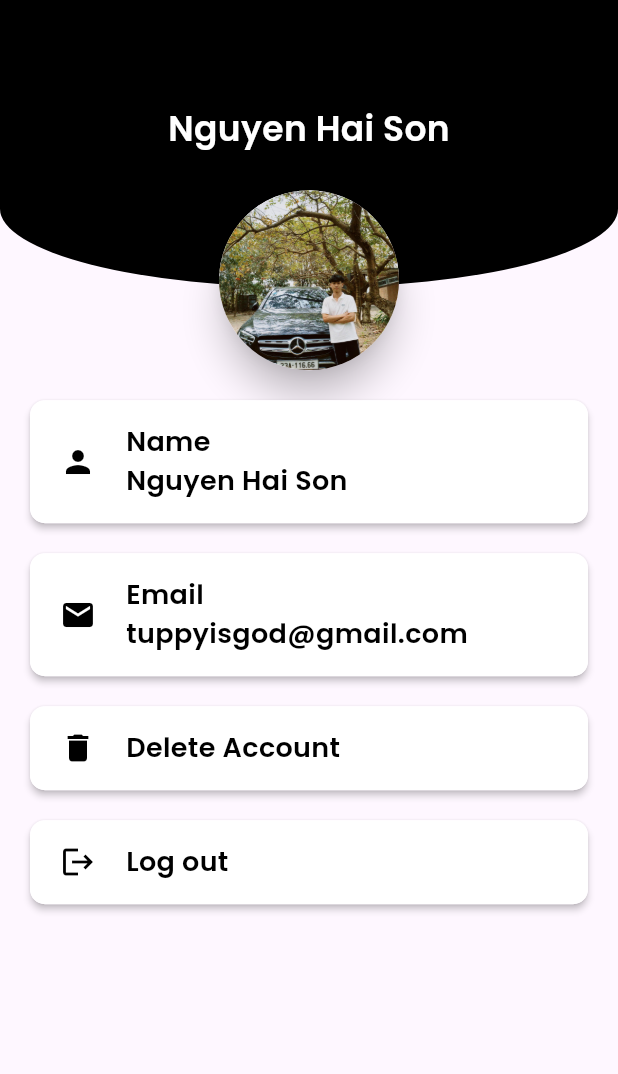
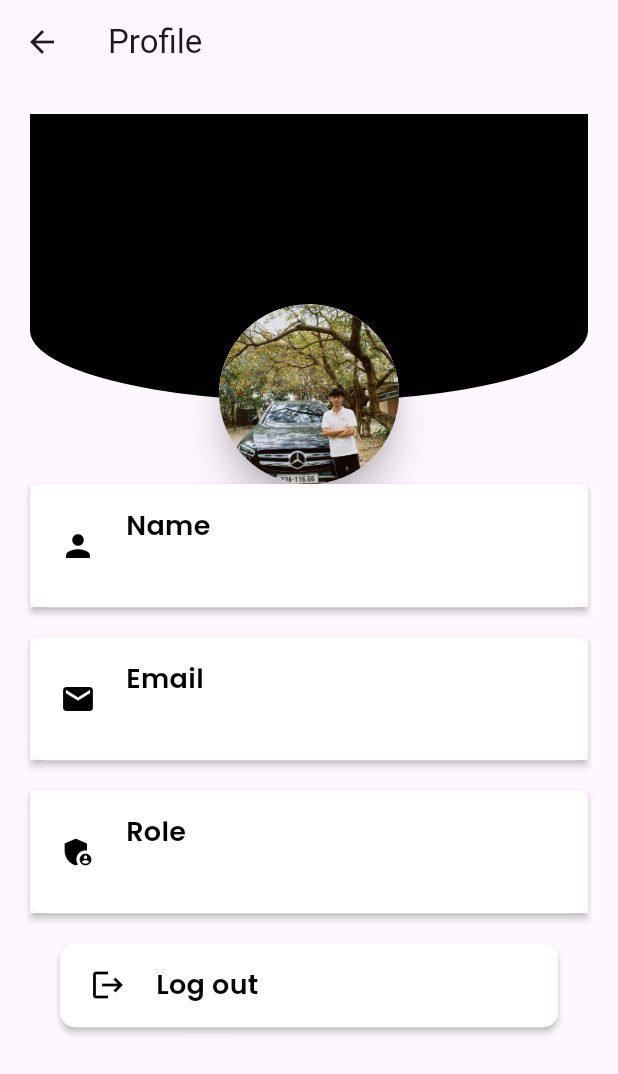
Before and after one commit to lilMatthew/MobileProjectBanking, a Flutter app: the screen it shows after launch, after a tap on "Account", on a phone screen of 412 x 824 dp. Shown: the top 1074 px of the screen. Run offline on Flutter 3.47's test engine with Material 3 defaults, Android fonts, the light colour scheme and no system bars; our stand-ins replace animated_splash_screen, cloud_firestore, curved_navigation_bar, firebase_auth, firebase_core, firebase_storage and 4 more; missing offline and left inert: dart:js_interop; accounts and stored records are empty.

Commit message:
Profile lay data tu FireCloud Store

```diff
--- a/lib/main.dart
+++ b/lib/main.dart
@@ -4,6 +4,8 @@ import 'package:flutter/material.dart';
 import 'package:flutter_application_1/screen/bottomnav.dart';
 import 'package:flutter_dotenv/flutter_dotenv.dart';
 import 'package:flutter_application_1/screen/splash_screen.dart';
+import 'package:firebase_core/firebase_core.dart';
+import 'package:cloud_firestore/cloud_firestore.dart';
 
 // import 'screen/inventory_screen.dart';
 // import 'screen/daily_check_screen.dart';
--- a/lib/screen/profile_screen.dart
+++ b/lib/screen/profile_screen.dart
@@ -1,5 +1,8 @@
+
+import 'package:cloud_firestore/cloud_firestore.dart';
+import 'package:firebase_auth/firebase_auth.dart';
 import 'package:flutter/material.dart';
-import 'package:flutter/widgets.dart';
+import 'package:flutter_application_1/screen/login.dart';
 
 class Profile extends StatefulWidget {
   const Profile({super.key});
@@ -9,31 +12,92 @@ class Profile extends StatefulWidget {
 }
 
 class _ProfileState extends State<Profile> {
+  TextEditingController nameController = TextEditingController();
+  TextEditingController emailController = TextEditingController();
+  TextEditingController roleController = TextEditingController();
+  bool _isMounted = false;
+
+  @override
+  void initState() {
+    super.initState();
+    _isMounted = true;
+    fetchProfileData();
+  }
+
+  @override
+  void dispose() {
+    _isMounted = false;
+    nameController.dispose();
+    emailController.dispose();
+    roleController.dispose();
+    super.dispose();
+  }
+
+  Future<void> fetchProfileData() async {
+    User? user = FirebaseAuth.instance.currentUser;
+
+    if (user != null) {
+      String userId = user.uid;
+
+      DocumentSnapshot userDoc = await FirebaseFirestore.instance.collection('Staff').doc('DbrsUKIhC9qaYHtBRXAe').get();
+
+      if (userDoc.exists) {
+        setState(() {
+          nameController.text = userDoc['name'];
+          emailController.text = userDoc['email'];
+          roleController.text = userDoc['role'];
+        });
+      }
+    }
+  }
+
+  Future<void> saveProfile() async {
+    String name = nameController.text;
+    String email = emailController.text;
+    String role = roleController.text;
+
+    if (name.isNotEmpty && email.isNotEmpty && role.isNotEmpty) {
+      User? user = FirebaseAuth.instance.currentUser;
+
+      if (user != null) {
+        String userId = user.uid;
+
+        await FirebaseFirestore.instance.collection('Staff').doc('DbrsUKIhC9qaYHtBRXAe').update({
+          'name': name,
+          'email': email,
+          'role': role,
+        });
+      }
+    }
+  }
+
   @override
   Widget build(BuildContext context) {
     return Scaffold(
+      appBar: AppBar(
+        title: Text('Profile'),
+      ),
       body: SingleChildScrollView(
         child: Container(
+          margin: EdgeInsets.all(20.0),
           child: Column(
             children: [
               Stack(
                 children: [
                   Container(
-                    padding:
-                        EdgeInsets.only(top: 45.0, left: 20.0, right: 20.0),
+                    padding: EdgeInsets.only(top: 45.0, left: 20.0, right: 20.0),
                     height: MediaQuery.of(context).size.height / 4.3,
                     width: MediaQuery.of(context).size.width,
                     decoration: BoxDecoration(
                       color: Colors.black,
                       borderRadius: BorderRadius.vertical(
-                          bottom: Radius.elliptical(
-                              MediaQuery.of(context).size.width, 105.0),
-                        )),
+                        bottom: Radius.elliptical(MediaQuery.of(context).size.width, 105.0),
+                      ),
+                    ),
                   ),
                   Center(
                     child: Container(
-                      margin: EdgeInsets.only(
-                          top: MediaQuery.of(context).size.height / 6.5),
+                      margin: EdgeInsets.only(top: MediaQuery.of(context).size.height / 6.5),
                       child: Material(
                         elevation: 10.0,
                         borderRadius: BorderRadius.circular(60),
@@ -49,38 +113,12 @@ class _ProfileState extends State<Profile> {
                       ),
                     ),
                   ),
-                  Center(
-                    child: Padding(
-                      padding: EdgeInsets.only(
-                        top: 70.0,
-                      ),
-                      child: Row(
-                        mainAxisAlignment: MainAxisAlignment.center,
-                        children: [
-                          Text(
-                            "Nguyen Hai Son",
-                            style: TextStyle(
-                              color: Colors.white,
-                              fontSize: 23.0,
-                              fontWeight: FontWeight.bold,
-                              fontFamily: 'Poppins',
-                            ),
-                          ),
                 ],
               ),
-                    ),
-                  )
-                ],
-              ),
-              SizedBox(height: 20.0),
-              Container(
-                margin: EdgeInsets.symmetric(horizontal: 20.0),
-                child: Material(
-                  borderRadius: BorderRadius.circular(10.0),
+              Material(
                 elevation: 2.0,
                 child: Container(
-                    padding:
-                        EdgeInsets.symmetric(vertical: 15.0, horizontal: 20.0),
+                  padding: EdgeInsets.symmetric(vertical: 15.0, horizontal: 20.0),
                   decoration: BoxDecoration(
                     color: Colors.white,
                     borderRadius: BorderRadius.circular(10.0),
@@ -105,30 +143,25 @@ class _ProfileState extends State<Profile> {
                             ),
                           ),
                           Text(
-                              "Nguyen Hai Son",
+                            nameController.text,
                             style: TextStyle(
                               color: Colors.black,
                               fontSize: 18.0,
                               fontWeight: FontWeight.w500,
                               fontFamily: 'Poppins',
                             ),
-                            )
+                          ),
                         ],
-                        )
+                      ),
                     ],
                   ),
                 ),
               ),
-              ),
               SizedBox(height: 20.0),
-              Container(
-                margin: EdgeInsets.symmetric(horizontal: 20.0),
-                child: Material(
-                  borderRadius: BorderRadius.circular(10.0),
+              Material(
                 elevation: 2.0,
                 child: Container(
-                    padding:
-                        EdgeInsets.symmetric(vertical: 15.0, horizontal: 20.0),
+                  padding: EdgeInsets.symmetric(vertical: 15.0, horizontal: 20.0),
                   decoration: BoxDecoration(
                     color: Colors.white,
                     borderRadius: BorderRadius.circular(10.0),
@@ -153,46 +186,7 @@ class _ProfileState extends State<Profile> {
                             ),
                           ),
                           Text(
-                              "tuppyisgod@gmail.com",
-                              style: TextStyle(
-                                color: Colors.black,
-                                fontSize: 18.0,
-                                fontWeight: FontWeight.w500,
-                                fontFamily: 'Poppins',
-                              ),
-                            )
-                          ],
-                        )
-                      ],
-                    ),
-                  ),
-                ),
-              ),
-              SizedBox(height: 20.0),
-              Container(
-                margin: EdgeInsets.symmetric(horizontal: 20.0),
-                child: Material(
-                  borderRadius: BorderRadius.circular(10.0),
-                  elevation: 2.0,
-                  child: Container(
-                    padding:
-                        EdgeInsets.symmetric(vertical: 15.0, horizontal: 20.0),
-                    decoration: BoxDecoration(
-                      color: Colors.white,
-                      borderRadius: BorderRadius.circular(10.0),
-                    ),
-                    child: Row(
-                      children: [
-                        Icon(
-                          Icons.delete,
-                          color: Colors.black,
-                        ),
-                        SizedBox(width: 20.0),
-                        Column(
-                          crossAxisAlignment: CrossAxisAlignment.start,
-                          children: [
-                            Text(
-                              "Delete Account",
+                            emailController.text,
                             style: TextStyle(
                               color: Colors.black,
                               fontSize: 18.0,
@@ -201,21 +195,69 @@ class _ProfileState extends State<Profile> {
                             ),
                           ),
                         ],
-                        )
+                      ),
                     ],
                   ),
                 ),
               ),
+              SizedBox(height: 20.0),
+              Material(
+                elevation: 2.0,
+                child: Container(
+                  padding: EdgeInsets.symmetric(vertical: 15.0, horizontal: 20.0),
+                  decoration: BoxDecoration(
+                    color: Colors.white,
+                    borderRadius: BorderRadius.circular(10.0),
+                  ),
+                  child: Row(
+                    children: [
+                      Icon(
+                        Icons.admin_panel_settings,
+                        color: Colors.black,
+                      ),
+                      SizedBox(width: 20.0),
+                      Column(
+                        crossAxisAlignment: CrossAxisAlignment.start,
+                        children: [
+                          Text(
+                            "Role",
+                            style: TextStyle(
+                              color: Colors.black,
+                              fontSize: 18.0,
+                              fontWeight: FontWeight.w500,
+                              fontFamily: 'Poppins',
+                            ),
+                          ),
+                          Text(
+                            roleController.text,
+                            style: TextStyle(
+                              color: Colors.black,
+                              fontSize: 18.0,
+                              fontWeight: FontWeight.w500,
+                              fontFamily: 'Poppins',
+                            ),
+                          ),
+                        ],
+                      ),
+                    ],
+                  ),
+                ),
               ),
               SizedBox(height: 20.0),
-              Container(
+              GestureDetector(
+                onTap: () {
+                  Navigator.push(
+                    context,
+                    MaterialPageRoute(builder: (context) => Login()),
+                  );
+                },
+                child: Container(
                   margin: EdgeInsets.symmetric(horizontal: 20.0),
                   child: Material(
                     borderRadius: BorderRadius.circular(10.0),
                     elevation: 2.0,
                     child: Container(
-                    padding:
-                        EdgeInsets.symmetric(vertical: 15.0, horizontal: 20.0),
+                      padding: EdgeInsets.symmetric(vertical: 15.0, horizontal: 20.0),
                       decoration: BoxDecoration(
                         color: Colors.white,
                         borderRadius: BorderRadius.circular(10.0),
@@ -227,9 +269,6 @@ class _ProfileState extends State<Profile> {
                             color: Colors.black,
                           ),
                           SizedBox(width: 20.0),
-                        Column(
-                          crossAxisAlignment: CrossAxisAlignment.start,
-                          children: [
                           Text(
                             "Log out",
                             style: TextStyle(
@@ -240,8 +279,7 @@ class _ProfileState extends State<Profile> {
                             ),
                           ),
                         ],
-                        )
-                      ],
+                      ),
                     ),
                   ),
                 ),
```
Lines whose indentation alone changed are shown as unchanged.
